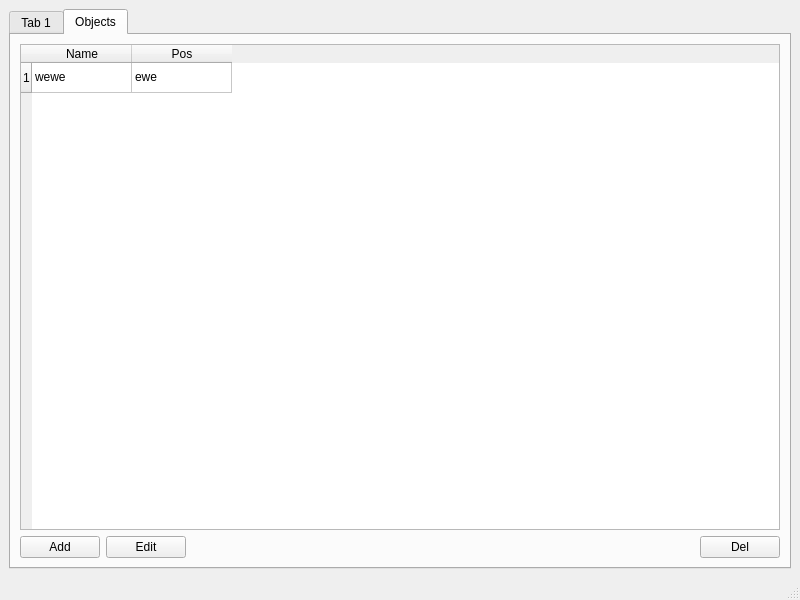
Solovova/bot_soloAuto, file pClient/designMain.ui: the form before one commit.
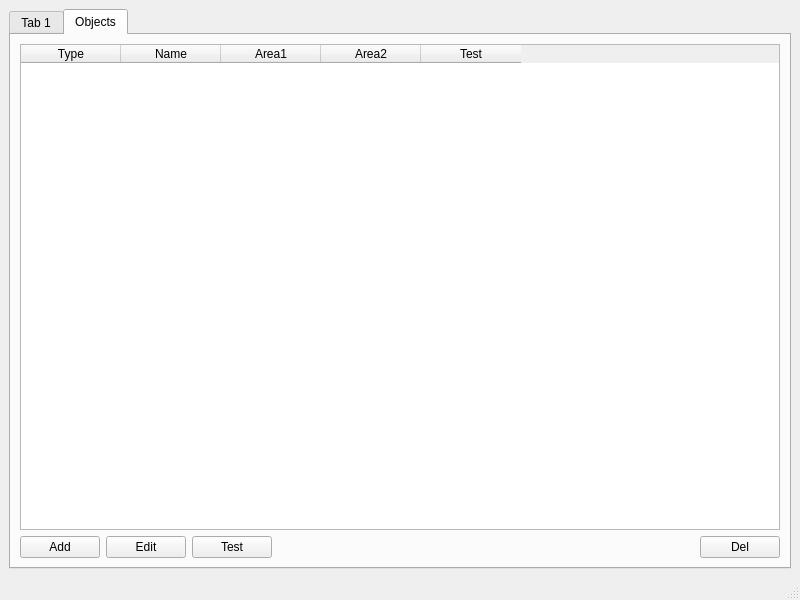
The form after the commit.

Diff of the .ui file:
```diff
--- a/pClient/designMain.ui
+++ b/pClient/designMain.ui
@@ -32,11 +32,11 @@
        <layout class="QVBoxLayout" name="verticalLayout_2">
         <item>
          <widget class="QTableWidget" name="tableWidget">
-          <row>
+          <column>
            <property name="text">
-            <string>1</string>
+            <string>Type</string>
            </property>
-          </row>
+          </column>
           <column>
            <property name="text">
             <string>Name</string>
@@ -44,19 +44,19 @@
           </column>
           <column>
            <property name="text">
-            <string>Pos</string>
+            <string>Area1</string>
            </property>
           </column>
-          <item row="0" column="0">
+          <column>
            <property name="text">
-            <string>wewe</string>
+            <string>Area2</string>
            </property>
-          </item>
-          <item row="0" column="1">
+          </column>
+          <column>
            <property name="text">
-            <string>ewe</string>
+            <string>Test</string>
            </property>
-          </item>
+          </column>
          </widget>
         </item>
         <item>
@@ -75,6 +75,13 @@
             </property>
            </widget>
           </item>
+          <item>
+           <widget class="QPushButton" name="btnObjectsTest">
+            <property name="text">
+             <string>Test</string>
+            </property>
+           </widget>
+          </item>
           <item>
            <spacer name="horizontalSpacer">
             <property name="orientation">
```
